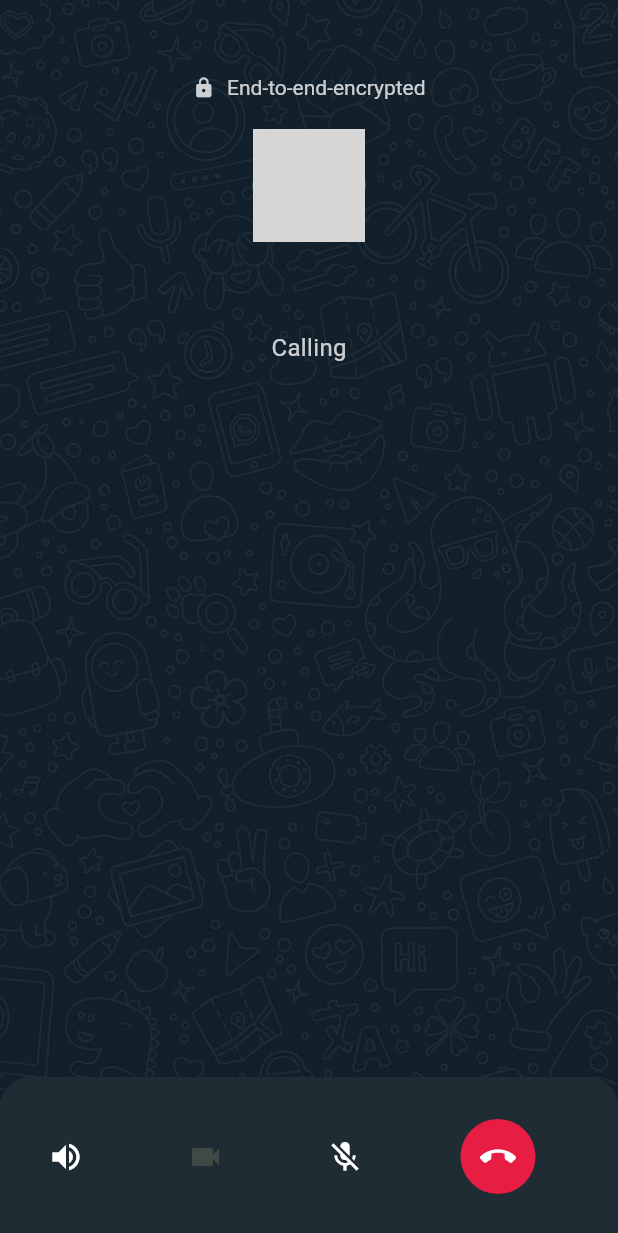
After one commit to fahadnasrullah109/FlutterWhatsAppClone, a Flutter app: the CallScreen screen opened directly with sample values from the repository, on a phone screen of 412 x 824 dp. The commit adds this screen. Shown: the top 1233 px of the screen. Run offline on Flutter 3.47's test engine with Material 2 defaults, Android fonts, the light colour scheme and no system bars; our stand-ins replace page_transition; grey boxes are pictures that could not be loaded.

Commit message:
feat: Calling screen is added.

```diff
--- a/lib/presentation/calls/call_listing_screen.dart
+++ b/lib/presentation/calls/call_listing_screen.dart
@@ -1,7 +1,7 @@
-import 'package:flutter/cupertino.dart';
 import 'package:flutter/material.dart';
 import 'package:page_transition/page_transition.dart';
 import 'package:whats_app_clone/data/entities/call.dart';
+import 'package:whats_app_clone/presentation/calls/call_screen.dart';
 import 'package:whats_app_clone/presentation/contact/select_contact_screen.dart';
 import 'package:whats_app_clone/utils/utils.dart';
 
@@ -161,11 +161,24 @@ class ItemWidget extends StatelessWidget {
           const SizedBox(
             width: 10.0,
           ),
-          Icon(
-            call.type.name == CallType.audio.name
-                ? Icons.call
-                : Icons.video_call,
-            color: const Color.fromARGB(255, 0, 128, 105),
+          IconButton(
+            onPressed: () {
+              Navigator.push(
+                context,
+                PageTransition(
+                  type: PageTransitionType.rightToLeft,
+                  child: CallScreen(
+                    call: call,
+                  ),
+                ),
+              );
+            },
+            icon: Icon(
+              call.type.name == CallType.audio.name
+                  ? Icons.call
+                  : Icons.video_call,
+              color: const Color.fromARGB(255, 0, 128, 105),
+            ),
           ),
         ],
       ),
--- /dev/null
+++ b/lib/presentation/calls/call_screen.dart
@@ -0,0 +1,206 @@
+import 'package:flutter/material.dart';
+import 'package:whats_app_clone/data/entities/call.dart';
+import 'package:whats_app_clone/utils/utils.dart';
+import 'dart:async';
+
+class CallScreen extends StatefulWidget {
+  const CallScreen({super.key, this.call});
+
+  final Call? call;
+
+  @override
+  State<CallScreen> createState() => _CallScreenState();
+}
+
+class _CallScreenState extends State<CallScreen> {
+  String callStatus = "Ringing";
+  final callEndTime = 20;
+  final ringingTime = 5;
+  int currentTime = 0;
+  bool finishScreen = false;
+  final delay = 5;
+  Timer? timer;
+
+  @override
+  void initState() {
+    callStatus = "Calling";
+    super.initState();
+    timer = Timer.periodic(
+        Duration(seconds: delay), (Timer t) => handleCallStatus());
+  }
+
+  void handleCallStatus() {
+    currentTime += delay;
+    if (currentTime == ringingTime) {
+      setState(() {
+        callStatus = "Ringing";
+      });
+    } else if (currentTime == callEndTime) {
+      setState(() {
+        callStatus = "No Answer";
+        finishScreen = true;
+      });
+    }
+  }
+
+  @override
+  void dispose() {
+    timer?.cancel();
+    super.dispose();
+  }
+
+  @override
+  Widget build(BuildContext context) {
+    if (finishScreen) {
+      Navigator.pop(context);
+    }
+    return Scaffold(
+      body: Stack(
+        fit: StackFit.expand,
+        children: [
+          Image.asset(
+            "assets/images/call_bg.png",
+            fit: BoxFit.cover,
+          ),
+          Column(
+            children: [
+              Expanded(
+                child: Column(
+                  children: [
+                    const SizedBox(
+                      height: 50.0,
+                    ),
+                    RichText(
+                      text: const TextSpan(
+                        children: [
+                          WidgetSpan(
+                            child: Icon(
+                              Icons.lock,
+                              size: 15,
+                              color: Color.fromARGB(200, 255, 255, 255),
+                            ),
+                          ),
+                          WidgetSpan(
+                            child: SizedBox(
+                              width: 8.0,
+                            ),
+                          ),
+                          TextSpan(
+                            text: "End-to-end-encrypted",
+                            style: TextStyle(
+                              color: Color.fromARGB(200, 255, 255, 255),
+                            ),
+                          ),
+                        ],
+                      ),
+                    ),
+                    const SizedBox(
+                      height: 20.0,
+                    ),
+                    CircleAvatar(
+                      backgroundImage: AssetImage(widget.call?.iconPath ?? ""),
+                      radius: imageRadius * 1.5,
+                    ),
+                    const SizedBox(
+                      height: 20.0,
+                    ),
+                    Text(
+                      widget.call?.title ?? '',
+                      style: const TextStyle(
+                        fontSize: 20.0,
+                        color: Colors.white,
+                      ),
+                    ),
+                    const SizedBox(
+                      height: 10.0,
+                    ),
+                    Text(
+                      callStatus,
+                      style: const TextStyle(
+                        fontSize: 16.0,
+                        color: Color.fromARGB(200, 255, 255, 255),
+                      ),
+                    ),
+                  ],
+                ),
+              ),
+              Container(
+                decoration: const BoxDecoration(
+                  borderRadius: BorderRadius.only(
+                      topLeft: Radius.circular(20.0),
+                      topRight: Radius.circular(20.0)),
+                  color: Color.fromARGB(255, 31, 44, 52),
+                ),
+                child: Padding(
+                  padding: const EdgeInsets.all(20.0),
+                  child: Row(
+                    children: [
+                      Expanded(
+                        child: Row(
+                          children: [
+                            IconButton(
+                              onPressed: () {},
+                              icon: const Icon(
+                                Icons.volume_up,
+                                color: Colors.white,
+                              ),
+                            ),
+                          ],
+                        ),
+                      ),
+                      Expanded(
+                        child: Row(
+                          children: [
+                            IconButton(
+                              onPressed: () {},
+                              icon: const Icon(
+                                Icons.videocam,
+                              ),
+                            ),
+                          ],
+                        ),
+                      ),
+                      Expanded(
+                        child: Row(
+                          children: [
+                            IconButton(
+                              onPressed: () {},
+                              icon: const Icon(
+                                Icons.mic_off,
+                                color: Colors.white,
+                              ),
+                            ),
+                          ],
+                        ),
+                      ),
+                      Expanded(
+                        child: Row(
+                          children: [
+                            IconButton(
+                              onPressed: () {
+                                Navigator.pop(context);
+                              },
+                              icon: const CircleAvatar(
+                                backgroundColor:
+                                    Color.fromARGB(255, 232, 29, 67),
+                                radius: imageRadius,
+                                child: Icon(
+                                  Icons.call_end,
+                                  color: Colors.white,
+                                ),
+                              ),
+                            ),
+                          ],
+                        ),
+                      ),
+                    ],
+                  ),
+                ),
+              )
+            ],
+          ),
+        ],
+      ),
+    );
+  }
+}
```
Also changed, not shown: assets/images/call_bg.png (added).
